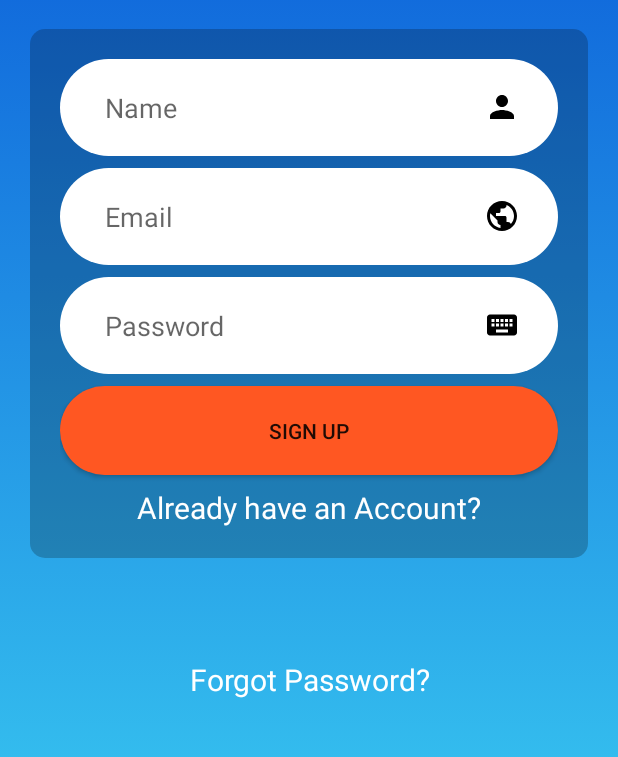
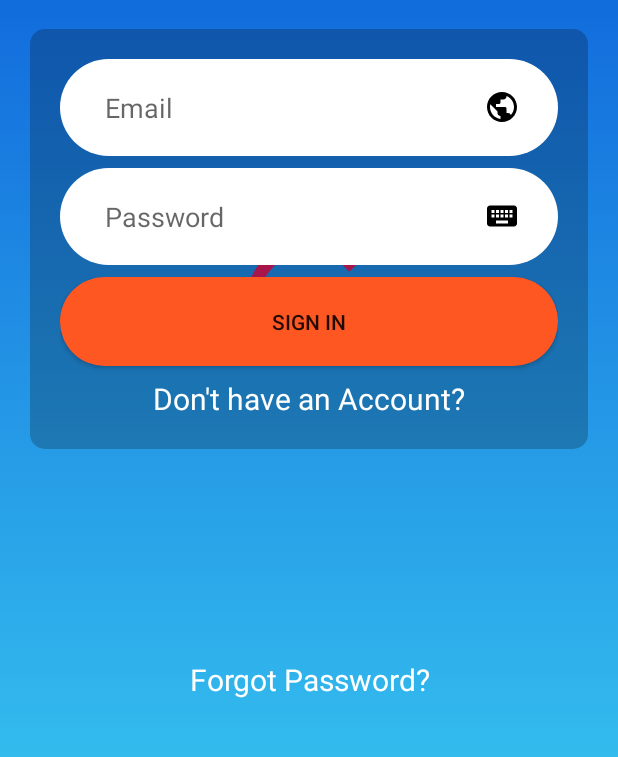
Before and after one commit to Abbas2712/VizBuddy, an Android app: the screen it shows after launch (Signup before the commit, login after it), on a phone screen of 412 x 824 dp, the part 316-1073 px from its top. Run offline under Robolectric (Android 15) with nearby library versions, the phone set to English and light mode, and no system bars; our stand-ins replace Firebase (no records; nobody signed in at launch, a user with empty details on screens opened directly); libraries missing offline, so code that uses them is left out: com.agrawalsuneet.dotsloader; plain views replace BounceLoader; 1 statement that could not run was skipped.

Commit message:
splash screen updated, login and signup page completed,

```diff
--- a/app/src/main/java/com/example/vizbuddy/MainActivity.java
+++ b/app/src/main/java/com/example/vizbuddy/MainActivity.java
@@ -17,7 +17,7 @@ public class MainActivity extends AppCompatActivity {
         new Handler().postDelayed(new Runnable() {
             @Override
             public void run() {
-                Intent homeIntent = new Intent(MainActivity.this, Signup.class);
+                Intent homeIntent = new Intent(MainActivity.this, login.class);
                 startActivity(homeIntent);
                 finish();
             }
--- a/app/src/main/java/com/example/vizbuddy/Signup.java
+++ b/app/src/main/java/com/example/vizbuddy/Signup.java
@@ -26,7 +26,6 @@ public class Signup extends AppCompatActivity implements View.OnClickListener {
     public EditText sgEmail;
     public EditText sgPassword;
     public TextView alreadyAccount;
-    public TextView sgFp;
     public FirebaseAuth firebaseAuth;
 
     RelativeLayout myLayout;
@@ -49,7 +48,6 @@ public class Signup extends AppCompatActivity implements View.OnClickListener {
         sgPassword = (EditText) findViewById(R.id.sgPassword);
         sgSignUp = (Button) findViewById(R.id.sgSignUp);
         alreadyAccount = (TextView) findViewById(R.id.alreadyAccount);
-        sgFp = (TextView) findViewById(R.id.sgFp);
 
         sgSignUp.setOnClickListener(this);
         alreadyAccount.setOnClickListener(this);
--- a/app/src/main/java/com/example/vizbuddy/login.java
+++ b/app/src/main/java/com/example/vizbuddy/login.java
@@ -45,8 +45,8 @@ public class login extends AppCompatActivity implements View.OnClickListener {
         firebaseAuth = FirebaseAuth.getInstance();
 
         if(firebaseAuth.getCurrentUser() != null){
+            startActivity(new Intent(getApplicationContext(), Homepage.class));
             finish();
-            startActivity(new Intent(getApplicationContext(), Homepage.class));
         }
 
         bounceLoader = (BounceLoader) findViewById(R.id.proLoad);
@@ -95,9 +95,9 @@ public class login extends AppCompatActivity implements View.OnClickListener {
                     @Override
                     public void onComplete(@NonNull Task<AuthResult> task) {
                       if(task.isSuccessful()){
+                          finish();
+                        startActivity(new Intent(getApplicationContext(), Homepage.class));
                           Toast.makeText(login.this, "Welcome Back!", Toast.LENGTH_SHORT).show();
-                          finish();
-                          startActivity(new Intent(getApplicationContext(), Homepage.class));
                       }
                     }
                 });
--- a/app/src/main/res/layout/activity_signup.xml
+++ b/app/src/main/res/layout/activity_signup.xml
@@ -91,13 +91,4 @@
 
     </LinearLayout>
 
-    <TextView
-        android:id="@+id/sgFp"
-        android:layout_marginVertical="650dp"
-        android:textSize="20dp"
-        android:textColor="#ffff"
-        android:gravity="center"
-        android:text="Forgot Password?"
-        android:layout_width="match_parent"
-        android:layout_height="wrap_content"/>
 </RelativeLayout>
```
Also changed, not shown: app/src/main/res/layout/activity_homepage.xml (+37 -2 lines), app/src/main/res/layout/activity_main.xml (+11 -15 lines).
